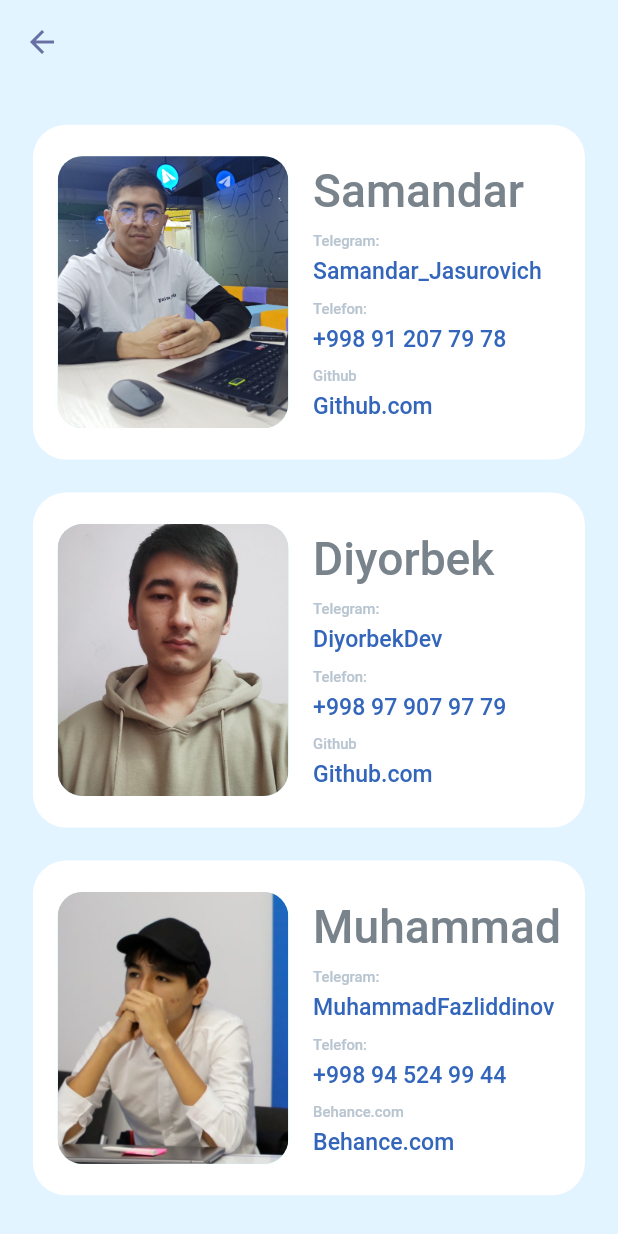
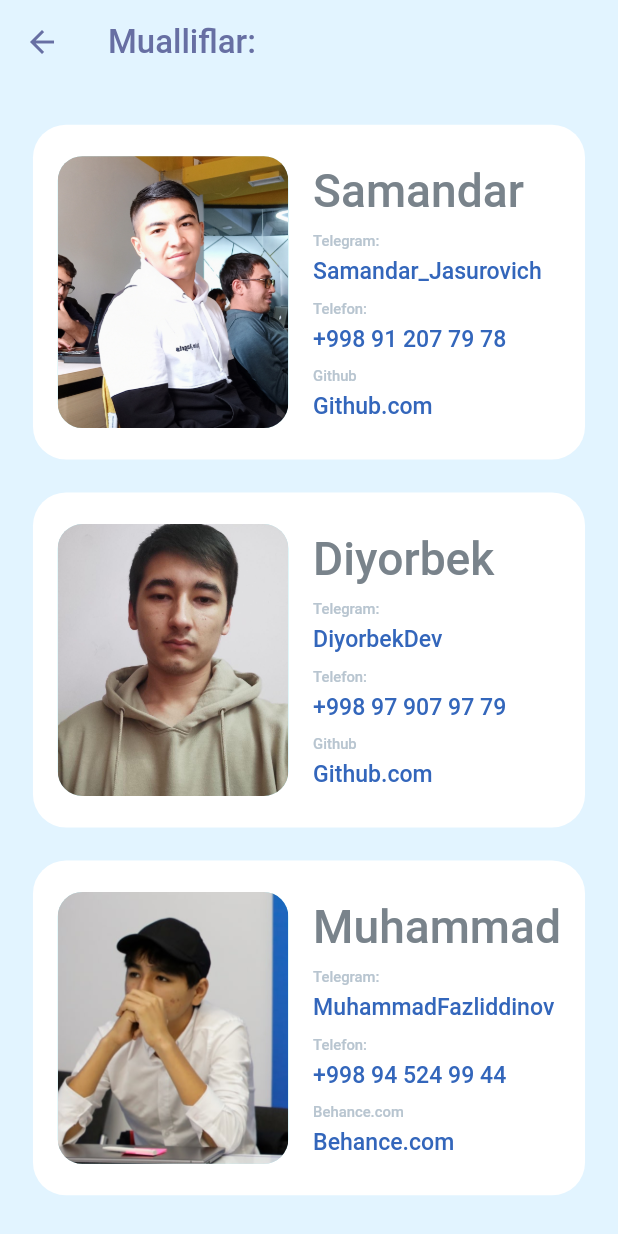
Before and after one commit to Cash-App-Uz/Cash-App-Uz, a Flutter app: the AboutUs screen opened directly, on a phone screen of 412 x 824 dp. Run offline on Flutter 3.47's test engine with Material 2 defaults, Android fonts, the phone set to English and light mode, and no system bars; our stand-ins replace bottom_navy_bar, cloud_firestore, firebase_auth, firebase_core, flutter_spinkit, flutter_svg and 1 more; accounts and stored records are empty.

Commit message:
rasmimni o'zgartirdim

```diff
--- a/lib/Screens/about_us/about_us.dart
+++ b/lib/Screens/about_us/about_us.dart
@@ -13,6 +13,13 @@ class AboutUs extends StatelessWidget {
     return Scaffold(
       backgroundColor: const Color(0xffE2F4FF),
       appBar: AppBar(
+        title: Text(
+          "Mualliflar:",
+          style: TextStyle(
+            color: kCategoryWidget,
+            fontSize: getWidth(20.0)
+          ),
+        ),
         iconTheme: const IconThemeData(color: kCategoryWidget),
         backgroundColor: Colors.transparent,
         elevation: 0,
@@ -30,7 +37,8 @@ class AboutUs extends StatelessWidget {
                   "Github.com",
                   "Github",
                   context,
-                  'https://github.com/jasurovich','assets/images/samandar.png'),
+                  'https://github.com/jasurovich',
+                  'assets/images/samandar.png'),
               _developerInfoCard(
                   "Diyorbek",
                   "DiyorbekDev",
@@ -38,7 +46,8 @@ class AboutUs extends StatelessWidget {
                   "Github.com",
                   "Github",
                   context,
-                  'https://github.com/discoveruz','assets/images/diyorbek.jpg'),
+                  'https://github.com/discoveruz',
+                  'assets/images/diyorbek.jpg'),
               _developerInfoCard(
                   "Muhammad",
                   "MuhammadFazliddinov",
@@ -46,7 +55,8 @@ class AboutUs extends StatelessWidget {
                   "Behance.com",
                   "Behance.com",
                   context,
-                  'https://www.behance.net/mohamedrec/',"assets/images/Muhammad_aka.png"),
+                  'https://www.behance.net/mohamedrec/',
+                  "assets/images/Muhammad_aka.png"),
             ],
           ),
         ),
@@ -55,7 +65,7 @@ class AboutUs extends StatelessWidget {
   }
 
   Ink _developerInfoCard(
-      ismi, telegram, telefon, github, network, context, web,image) {
+      ismi, telegram, telefon, github, network, context, web, image) {
     return Ink(
       width: getWidth(335.0),
       height: getHeight(220.0),
@@ -76,7 +86,8 @@ class AboutUs extends StatelessWidget {
                 width: getWidth(140.0),
                 height: getHeight(229.0),
                 decoration: BoxDecoration(
-                  image: DecorationImage(image: AssetImage(image),fit: BoxFit.cover),
+                  image: DecorationImage(
+                      image: AssetImage(image), fit: BoxFit.cover),
                   color: Colors.cyan.shade100,
                   borderRadius: BorderRadius.circular(
                     getWidth(15.0),
```
Also changed, not shown: assets/images/samandar.png, 6 other files.
